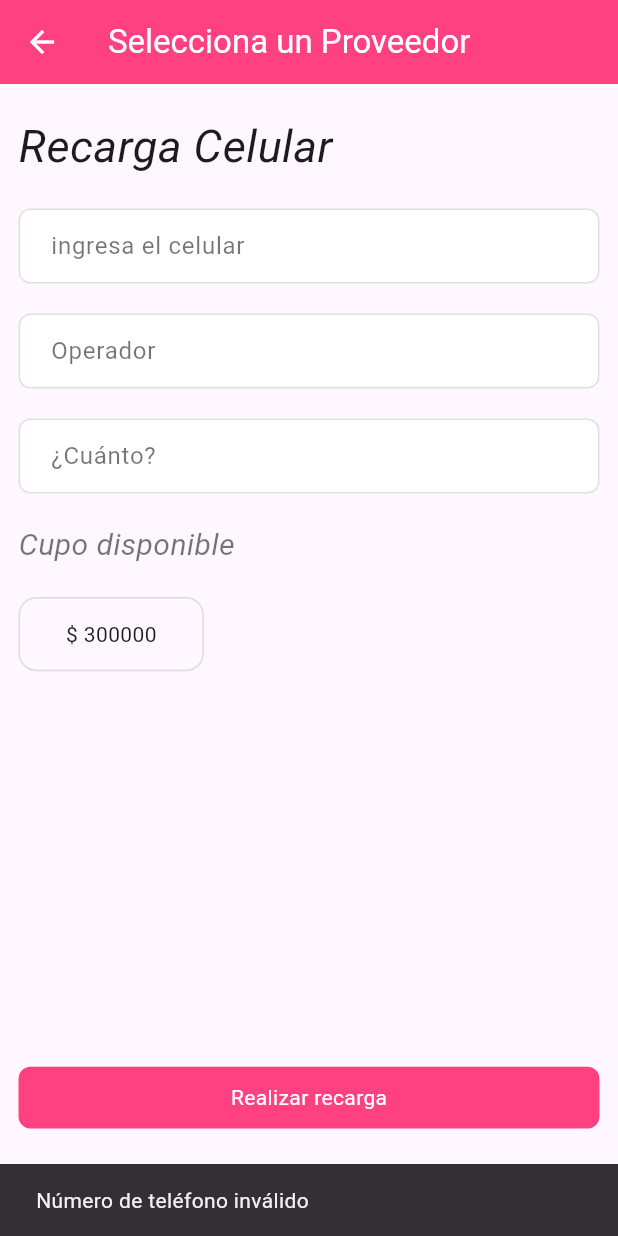
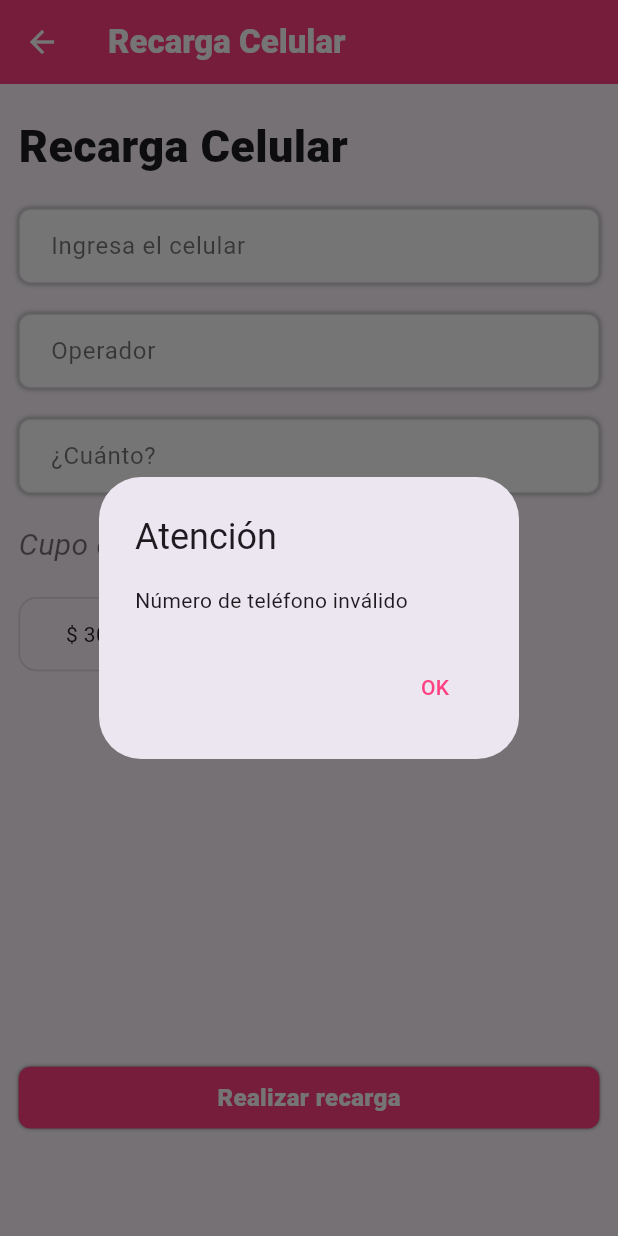
Before and after one commit to Danielcar2na/recargas_app, a Flutter app: the RechargeView screen opened directly, after a tap on "Realizar recarga", on a phone screen of 412 x 824 dp. Run offline on Flutter 3.47's test engine with Material 3 defaults, Android fonts, the phone set to English and light mode, and no system bars; our stand-ins replace flutter_riverpod, google_fonts, shared_preferences, sqflite; accounts and stored records are empty.

Commit message:
diseño final

```diff
--- a/lib/main.dart
+++ b/lib/main.dart
@@ -7,7 +7,7 @@ import 'package:recargas_app/views/splash_view.dart';
 void main() {
   runApp(
     const ProviderScope(
-      child: MyApp(), // 🔹 Riverpod maneja el estado globalmente
+      child: MyApp(),
     ),
   );
 }
--- a/lib/views/recharge_view.dart
+++ b/lib/views/recharge_view.dart
@@ -1,5 +1,6 @@
 import 'package:flutter/material.dart';
 import 'package:flutter_riverpod/flutter_riverpod.dart';
+import 'package:google_fonts/google_fonts.dart';
 import 'package:recargas_app/views/login_view.dart';
 import '../providers/supplier_provider.dart';
 import '../providers/recharge_provider.dart';
@@ -21,6 +22,7 @@ class RechargeView extends ConsumerStatefulWidget {
 
 class _RechargeViewState extends ConsumerState<RechargeView> {
   String? selectedProviderId;
+
   @override
   void initState() {
     super.initState();
@@ -52,9 +54,9 @@ class _RechargeViewState extends ConsumerState<RechargeView> {
 
     return Scaffold(
       appBar: AppBar(
-        title: const Text(
-          'Selecciona un Proveedor',
-          style: TextStyle(color: Colors.white),
+        title:  Text(
+          'Recarga Celular',
+          style: GoogleFonts.roboto(color: Colors.white, fontWeight: FontWeight.w800),
         ),
         backgroundColor: Colors.pinkAccent,
         iconTheme: const IconThemeData(color: Colors.white),
@@ -66,15 +68,15 @@ class _RechargeViewState extends ConsumerState<RechargeView> {
             crossAxisAlignment: CrossAxisAlignment.start,
             children: [
               const SizedBox(height: 20),
-              const Text(
+               Text(
                 'Recarga Celular',
                 textAlign: TextAlign.start,
-                style: TextStyle(fontSize: 30, fontStyle: FontStyle.italic),
+                style: GoogleFonts.roboto(fontSize: 30, fontWeight: FontWeight.w800),
               ),
               const SizedBox(height: 20),
               TextFormFieldCustom(
                 width: width,
-                hintText: 'ingresa el celular',
+                hintText: 'Ingresa el celular',
                 controller: widget.controllerCel,
                 focusNode: widget._focusNodeCel,
                 colorBorde: Colors.black12,
@@ -86,16 +88,12 @@ class _RechargeViewState extends ConsumerState<RechargeView> {
                   supplierAsyncValue.maybeWhen(
                     data: (suppliers) {
                       if (suppliers == null || suppliers.isEmpty) {
-                        ScaffoldMessenger.of(context).showSnackBar(
-                          SnackBar(
-                              content: Text("No hay proveedores disponibles.")),
-                        );
+                        _showMessageDialog("No hay proveedores disponibles.");
                       } else {
                         showSupplierSelection(context, suppliers);
                       }
                     },
-                    orElse: () => ScaffoldMessenger.of(context).showSnackBar(
-                        SnackBar(content: Text("Cargando proveedores..."))),
+                    orElse: () => _showMessageDialog("Cargando proveedores..."),
                   );
                 },
                 child: TextFormFieldCustom(
@@ -117,10 +115,10 @@ class _RechargeViewState extends ConsumerState<RechargeView> {
                 keyboardType: TextInputType.number,
               ),
               const SizedBox(height: 20),
-              const Text(
+               Text(
                 'Cupo disponible',
                 textAlign: TextAlign.start,
-                style: TextStyle(
+                style: GoogleFonts.roboto(
                     fontSize: 20,
                     fontStyle: FontStyle.italic,
                     color: Colors.black54),
@@ -136,10 +134,10 @@ class _RechargeViewState extends ConsumerState<RechargeView> {
                 ),
                 child: const Text('\$ 300000'),
               ),
-              SizedBox(height: height * 0.32,),
+              SizedBox(height: height * 0.32),
               rechargeState.when(
                 data: (message) => message != null
-                    ? Text(message, style: TextStyle(color: Colors.green))
+                    ? Text(message, style:  GoogleFonts.roboto(color: Colors.green))
                     : ButtonCustom(
                         width: width,
                         height: height,
@@ -150,9 +148,9 @@ class _RechargeViewState extends ConsumerState<RechargeView> {
                         colorButton: Colors.pinkAccent,
                         colorText: Colors.white,
                       ),
-                loading: () => Center(child: CircularProgressIndicator()),
+                loading: () => const Center(child: CircularProgressIndicator()),
                 error: (err, _) =>
-                    Text("Error: $err", style: TextStyle(color: Colors.red)),
+                    Text("Error: $err", style:  GoogleFonts.roboto(color: Colors.red)),
               ),
               SizedBox(height: height * 0.05),
             ],
@@ -162,22 +160,23 @@ class _RechargeViewState extends ConsumerState<RechargeView> {
     );
   }
 
+  // 🔹 Intentar recarga con validación y pop-up de errores
   void _attemptRecharge() {
     final phone = widget.controllerCel.text.trim();
     final amount = double.tryParse(widget.controllerPrice.text.trim()) ?? 0;
 
     if (phone.length != 10 || !phone.startsWith('3')) {
-      _showErrorMessage("Número de teléfono inválido");
+      _showMessageDialog("Número de teléfono inválido");
       return;
     }
 
     if (amount < 1000 || amount > 100000) {
-      _showErrorMessage("El monto debe estar entre 1,000 y 100,000");
+      _showMessageDialog("El monto debe estar entre 1,000 y 100,000");
       return;
     }
 
     if (selectedProviderId == null) {
-      _showErrorMessage("Debe seleccionar un operador");
+      _showMessageDialog("Debe seleccionar un operador");
       return;
     }
 
@@ -185,7 +184,7 @@ class _RechargeViewState extends ConsumerState<RechargeView> {
         .read(rechargeProvider.notifier)
         .buyRecharge(phone, selectedProviderId!, amount);
 
-    Future.delayed(Duration(seconds: 3), () {
+    Future.delayed(const Duration(seconds: 3), () {
       setState(() {
         widget.controllerCel.clear();
         widget.controllerOperator.clear();
@@ -195,6 +194,7 @@ class _RechargeViewState extends ConsumerState<RechargeView> {
     });
   }
 
+  // 🔹 Mostrar selección de proveedores
   void showSupplierSelection(
       BuildContext context, List<Map<String, String>> suppliers) {
     showModalBottomSheet(
@@ -218,9 +218,22 @@ class _RechargeViewState extends ConsumerState<RechargeView> {
     );
   }
 
-  void _showErrorMessage(String message) {
-    ScaffoldMessenger.of(context).showSnackBar(
-      SnackBar(content: Text(message)),
+  // 🔹 Mostrar mensaje de error o información en un pop-up
+  void _showMessageDialog(String message) {
+    showDialog(
+      context: context,
+      builder: (context) {
+        return AlertDialog(
+          title: const Text("Atención"),
+          content: Text(message),
+          actions: [
+            TextButton(
+              onPressed: () => Navigator.pop(context),
+              child:  Text("OK",style: GoogleFonts.roboto(color: Colors.pinkAccent), )
+            ),
+          ],
+        );
+      },
     );
   }
 }
--- a/pubspec.yaml
+++ b/pubspec.yaml
@@ -16,6 +16,7 @@ dependencies:
   sqflite: ^2.3.0
   path_provider: ^2.1.1
   flutter_native_splash: ^2.3.3
+  google_fonts: ^6.2.1
 
 dev_dependencies:
   flutter_test:
```
Also changed, not shown: lib/views/history_view.dart (+6 -4 lines), lib/views/home_view.dart (+50 -22 lines), lib/views/login_view.dart (+65 -25 lines), lib/views/register_view.dart (+52 -17 lines), pubspec.lock.
